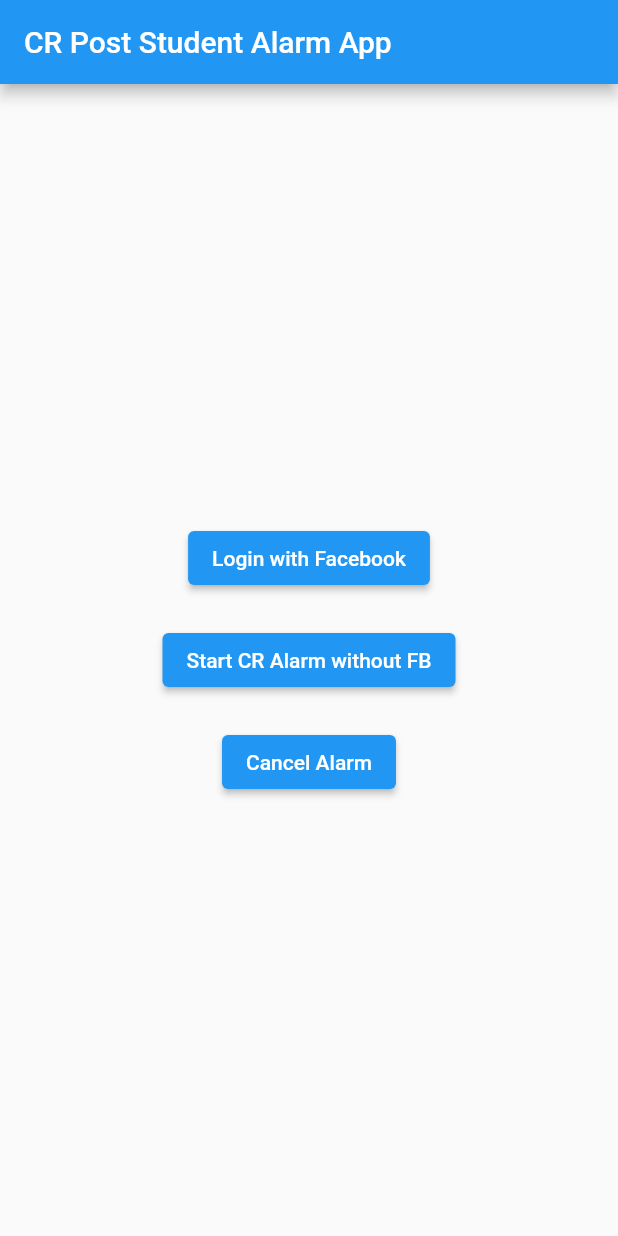
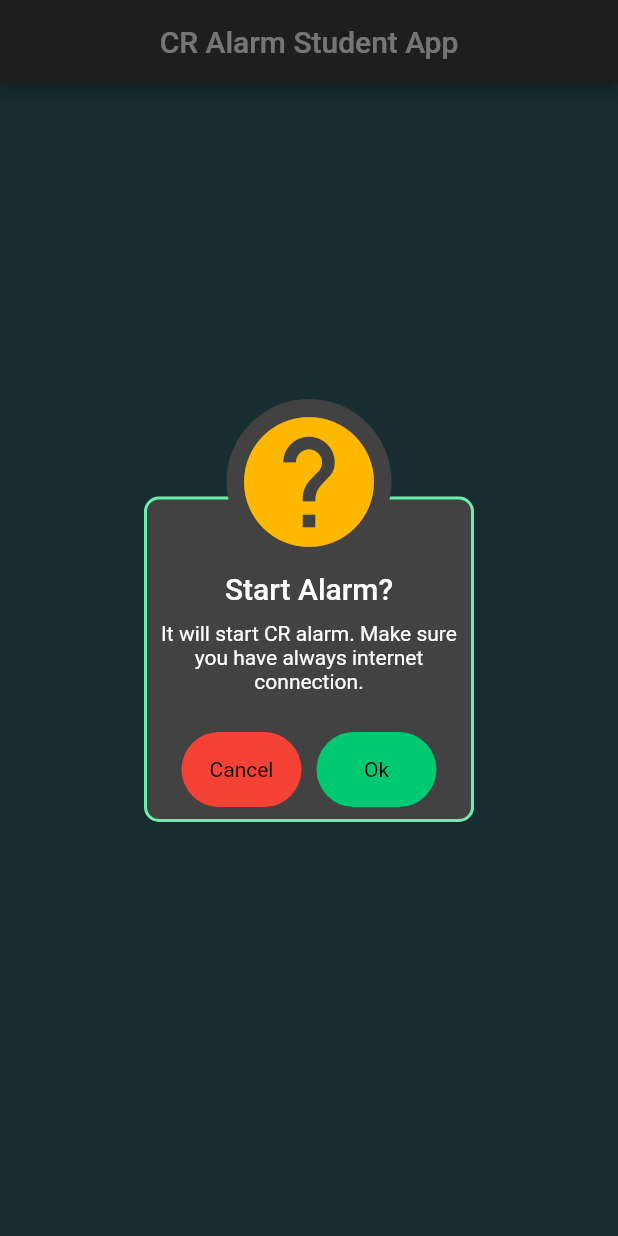
Before and after one commit to Rakibul73/CR_Alarm, a Flutter app: the screen it shows after launch, after a tap on "Start CR Alarm without FB", on a phone screen of 412 x 824 dp. Run offline on Flutter 3.47's test engine with Material 2 defaults, Android fonts, the light colour scheme and no system bars; our stand-ins replace awesome_dialog, permission_handler, platform, shared_preferences; missing offline and left inert: android_alarm_manager_plus, android_intent_plus, flutter_facebook_auth.

Commit message:
added dark theme

```diff
--- a/lib/main.dart
+++ b/lib/main.dart
@@ -70,25 +70,43 @@
   }
 }
 
-
-
 Future<void> main() async {
   HttpOverrides.global = new PostHttpOverrides();
   WidgetsFlutterBinding.ensureInitialized();
   await AndroidAlarmManager.initialize();
-  runApp(MaterialApp(
-    home: MyApp(),
-  ));
+  runApp(const MyApp());
 }
 
-class MyApp extends StatefulWidget {
+class MyApp extends StatelessWidget {
   const MyApp({super.key});
 
+  // This widget is the root of your application.
   @override
-  _MyAppState createState() => _MyAppState();
+  Widget build(BuildContext context) {
+    return MaterialApp(
+      title: 'CR Alarm',
+      debugShowCheckedModeBanner: false,
+      darkTheme: ThemeData(
+        primarySwatch: Colors.cyan,
+        primaryColor: Colors.black,
+        brightness: Brightness.dark,
+        dividerColor: Colors.grey,
+        scaffoldBackgroundColor: const Color.fromARGB(255, 51, 98, 107),
+      ),
+      themeMode: ThemeMode.dark,
+      home: const MyHomePage(title: 'CR Alarm Home Page'),
+    );
+  }
 }
 
-class _MyAppState extends State<MyApp> {
+class MyHomePage extends StatefulWidget {
+  const MyHomePage({super.key, required this.title});
+  final String title;
+  @override
+  State<MyHomePage> createState() => _MyHomePageState();
+}
+
+class _MyHomePageState extends State<MyHomePage> {
   AccessToken? _accessToken;
   List<Group> _groups = [];
   String? selectedGroupId;
@@ -113,7 +131,7 @@
     if (previousPageCursor == null) {
       return;
     }
-    await _fetchUserGroupsBatch(_accessToken!.token, previousPageCursor , 2);
+    await _fetchUserGroupsBatch(_accessToken!.token, previousPageCursor, 2);
   }
 
   Future<void> _fetchUserGroupsBatch(String accessToken, String? pageCursor , int zz) async {
@@ -146,7 +164,6 @@
       throw Exception('Failed to fetch groups');
     }
   }
-
 
   Future<void> requestPermissions() async {
     PermissionStatus status = await Permission.ignoreBatteryOptimizations.status;
@@ -207,10 +224,11 @@
 
   @override
   Widget build(BuildContext context) {
-    return MaterialApp(
-      home: Scaffold(
+    return Scaffold(
       appBar: AppBar(
-          title: const Text('CR Post Student Alarm App'),
+        title: const Center(
+          child: Text('CR Alarm Student App'),
+        ),
       ),
       body: Center(
         child: Column(
@@ -218,8 +236,9 @@
           children: [
             if (_accessToken == null)
               ElevatedButton(
-                  onPressed: _loginWithFacebook,
-                  child: Text('Login with Facebook'),
+                onPressed: (() {}),
+                // onPressed: _loginWithFacebook,
+                child: const Text('Login with Facebook'),
               ),
             if (_accessToken != null)
               const Column(
@@ -269,13 +288,13 @@
                 mainAxisAlignment: MainAxisAlignment.center,
                 children: [
                   ElevatedButton(
-                      child: Text('Fetch Previous'),
                     onPressed: fetchPreviousBatch,
+                    child: const Text('Fetch Previous'),
                   ),
-                    SizedBox(width: 16), // Add spacing between buttons
+                  const SizedBox(width: 16), // Add spacing between buttons
                   ElevatedButton(
-                      child: Text('Fetch Next'),
                     onPressed: fetchNextBatch,
+                    child: const Text('Fetch Next'),
                   ),
                 ],
               ),
@@ -283,38 +302,27 @@
               ElevatedButton(
                 onPressed: () async {
                   // Set a repeating alarm with the selected group ID as a parameter
-                    await AndroidAlarmManager.periodic(const Duration(minutes: 1), 4, _createAlarm,
+                  await AndroidAlarmManager.periodic(
+                          const Duration(minutes: 1), 4, _createAlarm,
                           exact: true,
                           wakeup: true,
                           allowWhileIdle: true,
                           rescheduleOnReboot: true,
                           // Pass the selected group ID as a parameter
-                      params: {'selectedGroupId': selectedGroupId}).then((val) => print('set up:$val'));
+                          params: {'selectedGroupId': selectedGroupId})
+                      .then((val) => print('set up:$val'));
                 },
-                  child: Text('Start CR Alarm with FB'),
+                child: const Text('Start CR Alarm with FB'),
               ),
 
             ElevatedButton(
-                  onPressed: () async {
-                    // Set a repeating alarm with the selected group ID as a parameter
-                    await AndroidAlarmManager.periodic(const Duration(minutes: 1), 4, _createAlarm,
-                      exact: true,
-                      wakeup: true,
-                      allowWhileIdle: true,
-                      rescheduleOnReboot: true).then((val) => print('set up:$val'));
-                  },
-                  child: Text('Start CR Alarm without FB'),
-                ),
-                const SizedBox(height: 20),
-              // if (selectedGroupId != null)
-                ElevatedButton(
-                  child: Text('Cancel Alarm'),
+              child: const Text('Start CR Alarm without FB'),
               onPressed: () {
                 AwesomeDialog(
                   context: context,
-                      dialogType: DialogType.error,
+                  dialogType: DialogType.question,
                   borderSide: const BorderSide(
-                        color: Colors.green,
+                    color: Colors.greenAccent,
                     width: 2,
                   ),
                   width: 300,
@@ -325,11 +333,53 @@
                   dismissOnBackKeyPress: false,
                   headerAnimationLoop: true,
                   animType: AnimType.bottomSlide,
-                      title: 'Cancel Alarm?',
-                      desc: 'Press OK button to cancel all the fb group alarm.',
+                  title: 'Start Alarm?',
+                  desc:
+                      'It will start CR alarm. Make sure you have always internet connection.',
                   showCloseIcon: false,
                   btnCancelOnPress: () {},
-                      btnOkOnPress: () {cancel();},
+                  btnOkOnPress: () async {
+                    // Set a repeating alarm with the selected group ID as a parameter
+                    await AndroidAlarmManager.periodic(
+                            const Duration(minutes: 1), 4, _createAlarm,
+                            exact: true,
+                            wakeup: true,
+                            allowWhileIdle: true,
+                            rescheduleOnReboot: true)
+                        .then((val) => print('set up:$val'));
+                  },
+                  buttonsTextStyle: const TextStyle(color: Colors.black),
+                  reverseBtnOrder: true,
+                ).show();
+              },
+            ),
+            const SizedBox(height: 20),
+            // if (selectedGroupId != null)
+            ElevatedButton(
+              child: const Text('Cancel Alarm'),
+              onPressed: () {
+                AwesomeDialog(
+                  context: context,
+                  dialogType: DialogType.error,
+                  borderSide: const BorderSide(
+                    color: Colors.redAccent,
+                    width: 2,
+                  ),
+                  width: 300,
+                  buttonsBorderRadius: const BorderRadius.all(
+                    Radius.circular(25),
+                  ),
+                  dismissOnTouchOutside: false,
+                  dismissOnBackKeyPress: false,
+                  headerAnimationLoop: true,
+                  animType: AnimType.bottomSlide,
+                  title: 'Cancel Sure?',
+                  desc: 'Press OK button to cancel all the alarm.',
+                  showCloseIcon: false,
+                  btnCancelOnPress: () {},
+                  btnOkOnPress: () {
+                    cancel();
+                  },
                   buttonsTextStyle: const TextStyle(color: Colors.black),
                   reverseBtnOrder: true,
                 ).show();
@@ -338,8 +388,8 @@
           ],
         ),
       ),
-      ),
     );
+    ;
   }
 }
 
```
Also changed, not shown: 1 other file. Lines whose indentation alone changed are shown as unchanged.
